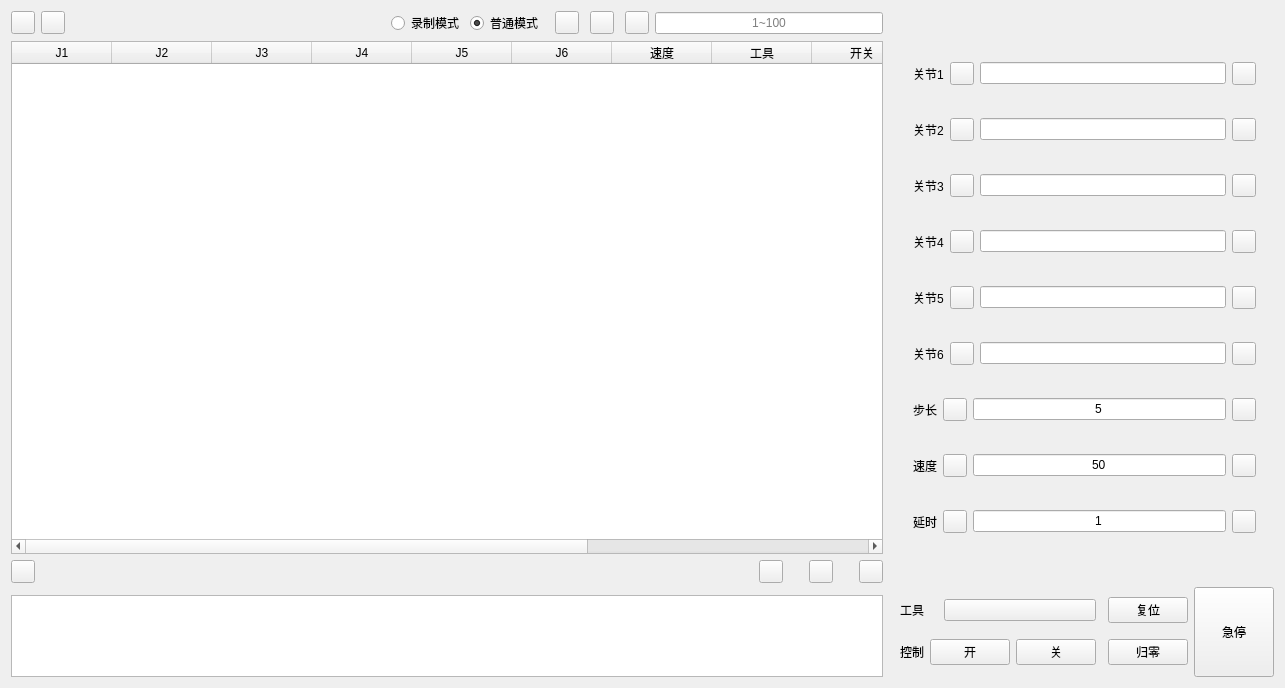
Before: the Qt Designer form ui/teach_page.ui in CoreJK/blinx_robot_arm_control, drawn with Qt 5.
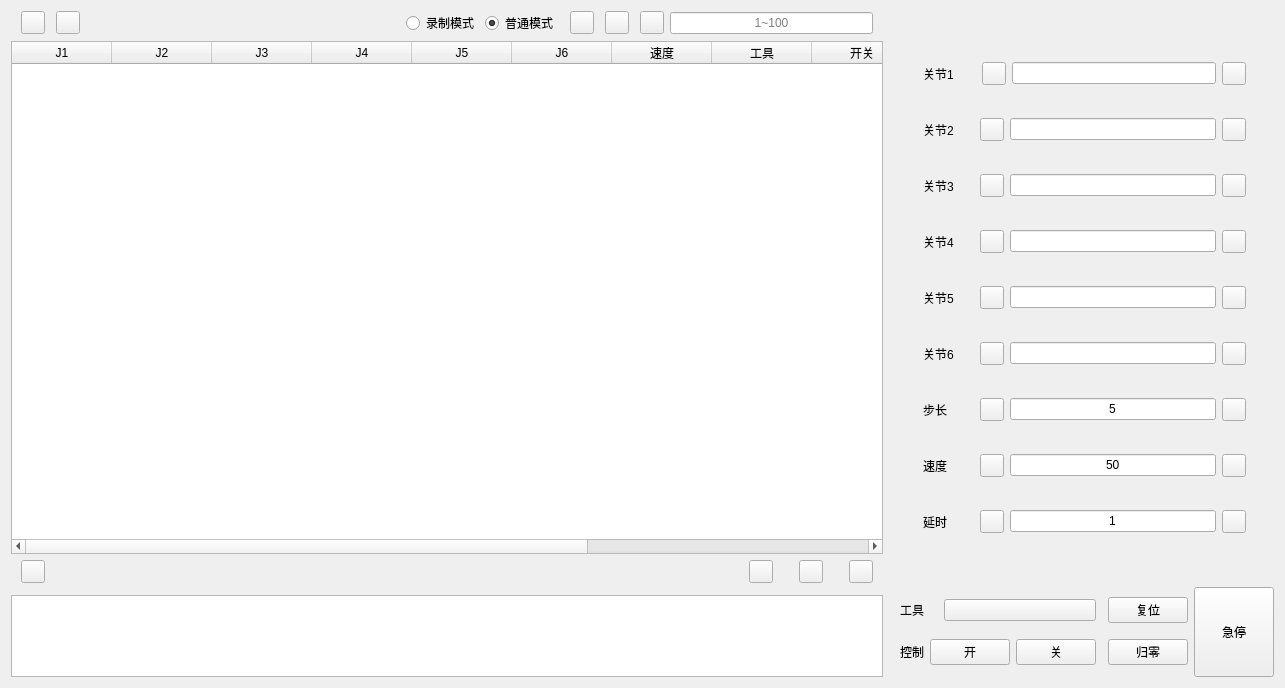
After: the same form once the commit is applied. The open tabs and pages were chosen to show the change. Icons and pictures are not drawn. Custom widgets are drawn as their Qt base class.

Commit message:
👕 feat: 更新 UI 上位机的配色，添加应用图标
1. 禁用<命令发送页面>的发送、接收组件;
2. 修改主程序文件名称为 main.py

```diff
--- a/ui/teach_page.ui
+++ b/ui/teach_page.ui
@@ -23,10 +23,62 @@
          <item>
           <layout class="QHBoxLayout" name="horizontalLayout">
            <item>
-            <widget class="ToolButton" name="ActionImportButton"/>
+            <spacer name="horizontalSpacer_30">
+             <property name="orientation">
+              <enum>Qt::Horizontal</enum>
+             </property>
+             <property name="sizeType">
+              <enum>QSizePolicy::Minimum</enum>
+             </property>
+             <property name="sizeHint" stdset="0">
+              <size>
+               <width>10</width>
+               <height>20</height>
+              </size>
+             </property>
+            </spacer>
            </item>
            <item>
-            <widget class="ToolButton" name="ActionOutputButton"/>
+            <widget class="ToolButton" name="ActionImportButton">
+             <property name="lightCustomQss" stdset="0">
+              <string>ToolButton {
+    background: rgb(125, 214, 249);
+}
+
+ToolButton:hover {
+    background: rgb(125, 214, 249);
+}</string>
+             </property>
+            </widget>
+           </item>
+           <item>
+            <spacer name="horizontalSpacer_31">
+             <property name="orientation">
+              <enum>Qt::Horizontal</enum>
+             </property>
+             <property name="sizeType">
+              <enum>QSizePolicy::Minimum</enum>
+             </property>
+             <property name="sizeHint" stdset="0">
+              <size>
+               <width>5</width>
+               <height>20</height>
+              </size>
+             </property>
+            </spacer>
+           </item>
+           <item>
+            <widget class="ToolButton" name="ActionOutputButton">
+             <property name="lightCustomQss" stdset="0">
+              <string>ToolButton {
+    background: rgb(125, 214, 249);
+}
+
+ToolButton:hover {
+    background: rgb(125, 214, 249);
+}</string>
+             </property>
+            </widget>
            </item>
            <item>
             <spacer name="horizontalSpacer">
@@ -118,6 +170,22 @@
              </property>
             </widget>
            </item>
+           <item>
+            <spacer name="horizontalSpacer_27">
+             <property name="orientation">
+              <enum>Qt::Horizontal</enum>
+             </property>
+             <property name="sizeType">
+              <enum>QSizePolicy::Minimum</enum>
+             </property>
+             <property name="sizeHint" stdset="0">
+              <size>
+               <width>10</width>
+               <height>20</height>
+              </size>
+             </property>
+            </spacer>
+           </item>
           </layout>
          </item>
          <item>
@@ -187,7 +255,33 @@
          <item>
           <layout class="QHBoxLayout" name="horizontalLayout_2">
            <item>
-            <widget class="ToolButton" name="ActionDeleteButton"/>
+            <spacer name="horizontalSpacer_29">
+             <property name="orientation">
+              <enum>Qt::Horizontal</enum>
+             </property>
+             <property name="sizeType">
+              <enum>QSizePolicy::Minimum</enum>
+             </property>
+             <property name="sizeHint" stdset="0">
+              <size>
+               <width>10</width>
+               <height>20</height>
+              </size>
+             </property>
+            </spacer>
+           </item>
+           <item>
+            <widget class="ToolButton" name="ActionDeleteButton">
+             <property name="lightCustomQss" stdset="0">
+              <string>ToolButton {
+    background: rgb(229, 142, 138);
+}
+
+ToolButton:hover {
+    background: rgb(229, 142, 138);
+}</string>
+             </property>
+            </widget>
            </item>
            <item>
             <spacer name="horizontalSpacer_5">
@@ -246,7 +340,33 @@
             </spacer>
            </item>
            <item>
-            <widget class="ToolButton" name="ActionUpdateColButton"/>
+            <widget class="ToolButton" name="ActionUpdateColButton">
+             <property name="lightCustomQss" stdset="0">
+              <string>ToolButton {
+    background: rgb(125, 214, 249);
+}
+
+ToolButton:hover {
+    background: rgb(125, 214, 249);
+}</string>
+             </property>
+            </widget>
+           </item>
+           <item>
+            <spacer name="horizontalSpacer_28">
+             <property name="orientation">
+              <enum>Qt::Horizontal</enum>
+             </property>
+             <property name="sizeType">
+              <enum>QSizePolicy::Minimum</enum>
+             </property>
+             <property name="sizeHint" stdset="0">
+              <size>
+               <width>10</width>
+               <height>20</height>
+              </size>
+             </property>
+            </spacer>
            </item>
           </layout>
          </item>
@@ -286,6 +406,22 @@
                <layout class="QVBoxLayout" name="verticalLayout_2">
                 <item>
                  <layout class="QHBoxLayout" name="JointOneLaylout">
+                  <item>
+                   <spacer name="horizontalSpacer_40">
+                    <property name="orientation">
+                     <enum>Qt::Horizontal</enum>
+                    </property>
+                    <property name="sizeType">
+                     <enum>QSizePolicy::Minimum</enum>
+                    </property>
+                    <property name="sizeHint" stdset="0">
+                     <size>
+                      <width>10</width>
+                      <height>20</height>
+                     </size>
+                    </property>
+                   </spacer>
+                  </item>
                   <item>
                    <widget class="StrongBodyLabel" name="JointOneLabel">
                     <property name="text">
@@ -294,7 +430,33 @@
                    </widget>
                   </item>
                   <item>
-                   <widget class="ToolButton" name="JointOneSubButton"/>
+                   <spacer name="horizontalSpacer_2">
+                    <property name="orientation">
+                     <enum>Qt::Horizontal</enum>
+                    </property>
+                    <property name="sizeType">
+                     <enum>QSizePolicy::Minimum</enum>
+                    </property>
+                    <property name="sizeHint" stdset="0">
+                     <size>
+                      <width>22</width>
+                      <height>20</height>
+                     </size>
+                    </property>
+                   </spacer>
+                  </item>
+                  <item>
+                   <widget class="ToolButton" name="JointOneSubButton">
+                    <property name="lightCustomQss" stdset="0">
+                     <string>ToolButton {
+    background: rgb(125, 214, 249);
+}
+
+ToolButton:hover {
+    background: rgb(125, 214, 249);
+}</string>
+                    </property>
+                   </widget>
                   </item>
                   <item>
                    <widget class="LineEdit" name="JointOneEdit">
@@ -307,12 +469,54 @@
                    </widget>
                   </item>
                   <item>
-                   <widget class="ToolButton" name="JointOneAddButton"/>
+                   <widget class="ToolButton" name="JointOneAddButton">
+                    <property name="lightCustomQss" stdset="0">
+                     <string>ToolButton {
+    background: rgb(125, 214, 249);
+}
+
+ToolButton:hover {
+    background: rgb(125, 214, 249);
+}</string>
+                    </property>
+                   </widget>
+                  </item>
+                  <item>
+                   <spacer name="horizontalSpacer_49">
+                    <property name="orientation">
+                     <enum>Qt::Horizontal</enum>
+                    </property>
+                    <property name="sizeType">
+                     <enum>QSizePolicy::Minimum</enum>
+                    </property>
+                    <property name="sizeHint" stdset="0">
+                     <size>
+                      <width>10</width>
+                      <height>20</height>
+                     </size>
+                    </property>
+                   </spacer>
                   </item>
                  </layout>
                 </item>
                 <item>
                  <layout class="QHBoxLayout" name="JointTwolout">
+                  <item>
+                   <spacer name="horizontalSpacer_41">
+                    <property name="orientation">
+                     <enum>Qt::Horizontal</enum>
+                    </property>
+                    <property name="sizeType">
+                     <enum>QSizePolicy::Minimum</enum>
+                    </property>
+                    <property name="sizeHint" stdset="0">
+                     <size>
+                      <width>10</width>
+                      <height>20</height>
+                     </size>
+                    </property>
+                   </spacer>
+                  </item>
                   <item>
                    <widget class="StrongBodyLabel" name="JointTwoLabel">
                     <property name="text">
@@ -321,7 +525,33 @@
                    </widget>
                   </item>
                   <item>
-                   <widget class="ToolButton" name="JointTwoSubButton"/>
+                   <spacer name="horizontalSpacer_9">
+                    <property name="orientation">
+                     <enum>Qt::Horizontal</enum>
+                    </property>
+                    <property name="sizeType">
+                     <enum>QSizePolicy::Minimum</enum>
+                    </property>
+                    <property name="sizeHint" stdset="0">
+                     <size>
+                      <width>20</width>
+                      <height>20</height>
+                     </size>
+                    </property>
+                   </spacer>
+                  </item>
+                  <item>
+                   <widget class="ToolButton" name="JointTwoSubButton">
+                    <property name="lightCustomQss" stdset="0">
+                     <string>ToolButton {
+    background: rgb(125, 214, 249);
+}
+
+ToolButton:hover {
+    background: rgb(125, 214, 249);
+}</string>
+                    </property>
+                   </widget>
                   </item>
                   <item>
                    <widget class="LineEdit" name="JointTwoEdit">
@@ -334,12 +564,54 @@
                    </widget>
                   </item>
                   <item>
-                   <widget class="ToolButton" name="JointTwoAddButton"/>
+                   <widget class="ToolButton" name="JointTwoAddButton">
+                    <property name="lightCustomQss" stdset="0">
+                     <string>ToolButton {
+    background: rgb(125, 214, 249);
+}
+
+ToolButton:hover {
+    background: rgb(125, 214, 249);
+}</string>
+                    </property>
+                   </widget>
+                  </item>
+                  <item>
+                   <spacer name="horizontalSpacer_50">
+                    <property name="orientation">
+                     <enum>Qt::Horizontal</enum>
+                    </property>
+                    <property name="sizeType">
+                     <enum>QSizePolicy::Fixed</enum>
+                    </property>
+                    <property name="sizeHint" stdset="0">
+                     <size>
+                      <width>10</width>
+                      <height>20</height>
+                     </size>
+                    </property>
+                   </spacer>
                   </item>
                  </layout>
                 </item>
                 <item>
                  <layout class="QHBoxLayout" name="JointThreeLaylout">
+                  <item>
+                   <spacer name="horizontalSpacer_42">
+                    <property name="orientation">
+                     <enum>Qt::Horizontal</enum>
+                    </property>
+                    <property name="sizeType">
+                     <enum>QSizePolicy::Minimum</enum>
+                    </property>
+                    <property name="sizeHint" stdset="0">
+                     <size>
+                      <width>10</width>
+                      <height>20</height>
+                     </size>
+                    </property>
+                   </spacer>
+                  </item>
                   <item>
                    <widget class="StrongBodyLabel" name="JointThreeLabel">
                     <property name="text">
@@ -348,7 +620,33 @@
                    </widget>
                   </item>
                   <item>
-                   <widget class="ToolButton" name="JointThreeSubButton"/>
+                   <spacer name="horizontalSpacer_10">
+                    <property name="orientation">
+                     <enum>Qt::Horizontal</enum>
+                    </property>
+                    <property name="sizeType">
+                     <enum>QSizePolicy::Minimum</enum>
+                    </property>
+                    <property name="sizeHint" stdset="0">
+                     <size>
+                      <width>20</width>
+                      <height>20</height>
+                     </size>
+                    </property>
+                   </spacer>
+                  </item>
+                  <item>
+                   <widget class="ToolButton" name="JointThreeSubButton">
+                    <property name="lightCustomQss" stdset="0">
+                     <string>ToolButton {
+    background: rgb(125, 214, 249);
+}
+
+ToolButton:hover {
+    background: rgb(125, 214, 249);
+}</string>
+                    </property>
+                   </widget>
                   </item>
                   <item>
                    <widget class="LineEdit" name="JointThreeEdit">
@@ -361,12 +659,54 @@
                    </widget>
                   </item>
                   <item>
-                   <widget class="ToolButton" name="JointThreeAddButton"/>
+                   <widget class="ToolButton" name="JointThreeAddButton">
+                    <property name="lightCustomQss" stdset="0">
+                     <string>ToolButton {
+    background: rgb(125, 214, 249);
+}
+
+ToolButton:hover {
+    background: rgb(125, 214, 249);
+}</string>
+                    </property>
+                   </widget>
+                  </item>
+                  <item>
+                   <spacer name="horizontalSpacer_51">
+                    <property name="orientation">
+                     <enum>Qt::Horizontal</enum>
+                    </property>
+                    <property name="sizeType">
+                     <enum>QSizePolicy::Minimum</enum>
+                    </property>
+                    <property name="sizeHint" stdset="0">
+                     <size>
+                      <width>10</width>
+                      <height>20</height>
+                     </size>
+                    </property>
+                   </spacer>
                   </item>
                  </layout>
                 </item>
                 <item>
                  <layout class="QHBoxLayout" name="JointFourLaylout">
+                  <item>
+                   <spacer name="horizontalSpacer_43">
+                    <property name="orientation">
+                     <enum>Qt::Horizontal</enum>
+                    </property>
+                    <property name="sizeType">
+                     <enum>QSizePolicy::Minimum</enum>
+                    </property>
+                    <property name="sizeHint" stdset="0">
+                     <size>
+                      <width>10</width>
+                      <height>20</height>
+                     </size>
+                    </property>
+                   </spacer>
+                  </item>
                   <item>
                    <widget class="StrongBodyLabel" name="JointFourLabel">
                     <property name="text">
@@ -375,7 +715,33 @@
                    </widget>
                   </item>
                   <item>
-                   <widget class="ToolButton" name="JointFourSubButton"/>
+                   <spacer name="horizontalSpacer_11">
+                    <property name="orientation">
+                     <enum>Qt::Horizontal</enum>
+                    </property>
+                    <property name="sizeType">
+                     <enum>QSizePolicy::Minimum</enum>
+                    </property>
+                    <property name="sizeHint" stdset="0">
+                     <size>
+                      <width>20</width>
+                      <height>20</height>
+                     </size>
+                    </property>
+                   </spacer>
+                  </item>
+                  <item>
+                   <widget class="ToolButton" name="JointFourSubButton">
+                    <property name="lightCustomQss" stdset="0">
+                     <string>ToolButton {
+    background: rgb(125, 214, 249);
+}
+
+ToolButton:hover {
+    background: rgb(125, 214, 249);
+}</string>
+                    </property>
+                   </widget>
                   </item>
                   <item>
                    <widget class="LineEdit" name="JointFourEdit">
@@ -388,12 +754,54 @@
                    </widget>
                   </item>
                   <item>
-                   <widget class="ToolButton" name="JointFourAddButton"/>
+                   <widget class="ToolButton" name="JointFourAddButton">
+                    <property name="lightCustomQss" stdset="0">
+                     <string>ToolButton {
+    background: rgb(125, 214, 249);
+}
+
+ToolButton:hover {
+    background: rgb(125, 214, 249);
+}</string>
+                    </property>
+                   </widget>
+                  </item>
+                  <item>
+                   <spacer name="horizontalSpacer_52">
+                    <property name="orientation">
+                     <enum>Qt::Horizontal</enum>
+                    </property>
+                    <property name="sizeType">
+                     <enum>QSizePolicy::Minimum</enum>
+                    </property>
+                    <property name="sizeHint" stdset="0">
+                     <size>
+                      <width>10</width>
+                      <height>20</height>
+                     </size>
+                    </property>
+                   </spacer>
                   </item>
                  </layout>
                 </item>
                 <item>
                  <layout class="QHBoxLayout" name="JointFiveLaylout">
+                  <item>
+                   <spacer name="horizontalSpacer_44">
+                    <property name="orientation">
+                     <enum>Qt::Horizontal</enum>
+                    </property>
+                    <property name="sizeType">
+                     <enum>QSizePolicy::Minimum</enum>
+                    </property>
+                    <property name="sizeHint" stdset="0">
+                     <size>
+                      <width>10</width>
+                      <height>20</height>
+                     </size>
+                    </property>
+                   </spacer>
+                  </item>
                   <item>
                    <widget class="StrongBodyLabel" name="JointFiveLabel">
                     <property name="text">
@@ -402,7 +810,33 @@
                    </widget>
                   </item>
                   <item>
-                   <widget class="ToolButton" name="JointFiveSubButton"/>
+                   <spacer name="horizontalSpacer_12">
+                    <property name="orientation">
+                     <enum>Qt::Horizontal</enum>
+                    </property>
+                    <property name="sizeType">
+                     <enum>QSizePolicy::Minimum</enum>
+                    </property>
+                    <property name="sizeHint" stdset="0">
+                     <size>
+                      <width>20</width>
+                      <height>20</height>
+                     </size>
+                    </property>
+                   </spacer>
+                  </item>
+                  <item>
+                   <widget class="ToolButton" name="JointFiveSubButton">
+                    <property name="lightCustomQss" stdset="0">
+                     <string>ToolButton {
+    background: rgb(125, 214, 249);
+}
+
+ToolButton:hover {
+    background: rgb(125, 214, 249);
+}</string>
+                    </property>
+                   </widget>
                   </item>
                   <item>
                    <widget class="LineEdit" name="JointFiveEdit">
@@ -415,12 +849,54 @@
                    </widget>
                   </item>
                   <item>
-                   <widget class="ToolButton" name="JointFiveAddButton"/>
+                   <widget class="ToolButton" name="JointFiveAddButton">
+                    <property name="lightCustomQss" stdset="0">
+                     <string>ToolButton {
+    background: rgb(125, 214, 249);
+}
+
+ToolButton:hover {
+    background: rgb(125, 214, 249);
+}</string>
+                    </property>
+                   </widget>
+                  </item>
+                  <item>
+                   <spacer name="horizontalSpacer_53">
+                    <property name="orientation">
+                     <enum>Qt::Horizontal</enum>
+                    </property>
+                    <property name="sizeType">
+                     <enum>QSizePolicy::Minimum</enum>
+                    </property>
+                    <property name="sizeHint" stdset="0">
+                     <size>
+                      <width>10</width>
+                      <height>20</height>
+                     </size>
+                    </property>
+                   </spacer>
                   </item>
                  </layout>
                 </item>
                 <item>
                  <layout class="QHBoxLayout" name="JointSixLaylout">
+                  <item>
+                   <spacer name="horizontalSpacer_45">
+                    <property name="orientation">
+                     <enum>Qt::Horizontal</enum>
+                    </property>
+                    <property name="sizeType">
+                     <enum>QSizePolicy::Minimum</enum>
+                    </property>
+                    <property name="sizeHint" stdset="0">
+                     <size>
+                      <width>10</width>
+                      <height>20</height>
+                     </size>
+                    </property>
+                   </spacer>
+                  </item>
                   <item>
                    <widget class="StrongBodyLabel" name="JointSixLabel">
                     <property name="text">
@@ -429,7 +905,33 @@
                    </widget>
                   </item>
                   <item>
-                   <widget class="ToolButton" name="JointSixSubButton"/>
+                   <spacer name="horizontalSpacer_13">
+                    <property name="orientation">
+                     <enum>Qt::Horizontal</enum>
+                    </property>
+                    <property name="sizeType">
+                     <enum>QSizePolicy::Minimum</enum>
+                    </property>
+                    <property name="sizeHint" stdset="0">
+                     <size>
+                      <width>20</width>
+                      <height>20</height>
+                     </size>
+                    </property>
+                   </spacer>
+                  </item>
+                  <item>
+                   <widget class="ToolButton" name="JointSixSubButton">
+                    <property name="lightCustomQss" stdset="0">
+                     <string>ToolButton {
+    background: rgb(125, 214, 249);
+}
+
+ToolButton:hover {
+    background: rgb(125, 214, 249);
+}</string>
+                    </property>
+                   </widget>
                   </item>
                   <item>
                    <widget class="LineEdit" name="JointSixEdit">
@@ -442,12 +944,54 @@
                    </widget>
                   </item>
                   <item>
-                   <widget class="ToolButton" name="JointSixAddButton"/>
+                   <widget class="ToolButton" name="JointSixAddButton">
+                    <property name="lightCustomQss" stdset="0">
+                     <string>ToolButton {
+    background: rgb(125, 214, 249);
+}
+
+ToolButton:hover {
+    background: rgb(125, 214, 249);
+}</string>
+                    </property>
+                   </widget>
+                  </item>
+                  <item>
+                   <spacer name="horizontalSpacer_54">
+                    <property name="orientation">
+                     <enum>Qt::Horizontal</enum>
+                    </property>
+                    <property name="sizeType">
+                     <enum>QSizePolicy::Minimum</enum>
+                    </property>
+                    <property name="sizeHint" stdset="0">
+                     <size>
+                      <width>10</width>
+                      <height>20</height>
+                     </size>
+                    </property>
+                   </spacer>
                   </item>
                  </layout>
                 </item>
                 <item>
                  <layout class="QHBoxLayout" name="JointAngleStepLaylout">
+                  <item>
+                   <spacer name="horizontalSpacer_46">
+                    <property name="orientation">
+                     <enum>Qt::Horizontal</enum>
+                    </property>
+                    <property name="sizeType">
+                     <enum>QSizePolicy::Minimum</enum>
+                    </property>
+                    <property name="sizeHint" stdset="0">
+                     <size>
+                      <width>10</width>
+                      <height>20</height>
+                     </size>
+                    </property>
+                   </spacer>
+                  </item>
                   <item>
                    <widget class="StrongBodyLabel" name="JointStepLabel">
                     <property name="text">
@@ -456,7 +1000,33 @@
                    </widget>
                   </item>
                   <item>
-                   <widget class="ToolButton" name="JointStepSubButton"/>
+                   <spacer name="horizontalSpacer_14">
+                    <property name="orientation">
+                     <enum>Qt::Horizontal</enum>
+                    </property>
+                    <property name="sizeType">
+                     <enum>QSizePolicy::Minimum</enum>
+                    </property>
+                    <property name="sizeHint" stdset="0">
+                     <size>
+                      <width>27</width>
+                      <height>20</height>
+                     </size>
+                    </property>
+                   </spacer>
+                  </item>
+                  <item>
+                   <widget class="ToolButton" name="JointStepSubButton">
+                    <property name="lightCustomQss" stdset="0">
+                     <string>ToolButton {
+    background: rgb(125, 214, 249);
+}
+
+ToolButton:hover {
+    background: rgb(125, 214, 249);
+}</string>
+                    </property>
+                   </widget>
                   </item>
                   <item>
                    <widget class="LineEdit" name="JointStepEdit">
@@ -469,12 +1039,54 @@
                    </widget>
                   </item>
                   <item>
-                   <widget class="ToolButton" name="JointStepAddButton"/>
+                   <widget class="ToolButton" name="JointStepAddButton">
+                    <property name="lightCustomQss" stdset="0">
+                     <string>ToolButton {
+    background: rgb(125, 214, 249);
+}
+
+ToolButton:hover {
+    background: rgb(125, 214, 249);
+}</string>
+                    </property>
+                   </widget>
+                  </item>
+                  <item>
+                   <spacer name="horizontalSpacer_55">
+                    <property name="orientation">
+                     <enum>Qt::Horizontal</enum>
+                    </property>
+                    <property name="sizeType">
+                     <enum>QSizePolicy::Minimum</enum>
+                    </property>
+                    <property name="sizeHint" stdset="0">
+                     <size>
+                      <width>10</width>
+                      <height>20</height>
+                     </size>
+                    </property>
+                   </spacer>
                   </item>
                  </layout>
                 </item>
                 <item>
                  <layout class="QHBoxLayout" name="JointSpeedLaylout">
+                  <item>
+                   <spacer name="horizontalSpacer_47">
+                    <property name="orientation">
+                     <enum>Qt::Horizontal</enum>
+                    </property>
+                    <property name="sizeType">
+                     <enum>QSizePolicy::Minimum</enum>
+                    </property>
+                    <property name="sizeHint" stdset="0">
+                     <size>
+                      <width>10</width>
+                      <height>20</height>
+                     </size>
+                    </property>
+                   </spacer>
+                  </item>
                   <item>
                    <widget class="StrongBodyLabel" name="JointSpeedLabel">
                     <property name="text">
@@ -483,7 +1095,33 @@
                    </widget>
                   </item>
                   <item>
-                   <widget class="ToolButton" name="JointSpeedDecButton"/>
+                   <spacer name="horizontalSpacer_15">
+                    <property name="orientation">
+                     <enum>Qt::Horizontal</enum>
+                    </property>
+                    <property name="sizeType">
+                     <enum>QSizePolicy::Minimum</enum>
+                    </property>
+                    <property name="sizeHint" stdset="0">
+                     <size>
+                      <width>27</width>
+                      <height>20</height>
+                     </size>
+                    </property>
+                   </spacer>
+                  </item>
+                  <item>
+                   <widget class="ToolButton" name="JointSpeedDecButton">
+                    <property name="lightCustomQss" stdset="0">
+                     <string>ToolButton {
+    background: rgb(125, 214, 249);
+}
+
+ToolButton:hover {
+    background: rgb(125, 214, 249);
+}</string>
+                    </property>
+                   </widget>
                   </item>
                   <item>
                    <widget class="LineEdit" name="JointSpeedEdit">
@@ -496,12 +1134,54 @@
                    </widget>
                   </item>
                   <item>
-                   <widget class="ToolButton" name="JointSpeedUpButton"/>
+                   <widget class="ToolButton" name="JointSpeedUpButton">
+                    <property name="lightCustomQss" stdset="0">
+                     <string>ToolButton {
+    background: rgb(125, 214, 249);
+}
+
+ToolButton:hover {
+    background: rgb(125, 214, 249);
+}</string>
+                    </property>
+                   </widget>
+                  </item>
+                  <item>
+                   <spacer name="horizontalSpacer_56">
+                    <property name="orientation">
+                     <enum>Qt::Horizontal</enum>
+                    </property>
+                    <property name="sizeType">
+                     <enum>QSizePolicy::Minimum</enum>
+                    </property>
+                    <property name="sizeHint" stdset="0">
+                     <size>
+                      <width>10</width>
+                      <height>20</height>
+                     </size>
+                    </property>
+                   </spacer>
                   </item>
                  </layout>
                 </item>
                 <item>
                  <layout class="QHBoxLayout" name="JointDelayTimeLaylout">
+                  <item>
+                   <spacer name="horizontalSpacer_48">
+                    <property name="orientation">
+                     <enum>Qt::Horizontal</enum>
+                    </property>
+                    <property name="sizeType">
+                     <enum>QSizePolicy::Minimum</enum>
+                    </property>
+                    <property name="sizeHint" stdset="0">
+                     <size>
+                      <width>10</width>
+                      <height>20</height>
+                     </size>
+                    </property>
+                   </spacer>
+                  </item>
                   <item>
                    <widget class="StrongBodyLabel" name="JointDelayTimeLabel">
                     <property name="text">
@@ -510,7 +1190,33 @@
                    </widget>
                   </item>
                   <item>
-                   <widget class="ToolButton" name="JointDelayTimeSubButton"/>
+                   <spacer name="horizontalSpacer_18">
+                    <property name="orientation">
+                     <enum>Qt::Horizontal</enum>
+                    </property>
+                    <property name="sizeType">
+                     <enum>QSizePolicy::Minimum</enum>
+                    </property>
+                    <property name="sizeHint" stdset="0">
+                     <size>
+                      <width>27</width>
+                      <height>20</height>
+                     </size>
+                    </property>
+                   </spacer>
+                  </item>
+                  <item>
+                   <widget class="ToolButton" name="JointDelayTimeSubButton">
+                    <property name="lightCustomQss" stdset="0">
+                     <string>ToolButton {
+    background: rgb(125, 214, 249);
+}
+
+ToolButton:hover {
+    background: rgb(125, 214, 249);
+}</string>
+                    </property>
+                   </widget>
                   </item>
                   <item>
                    <widget class="LineEdit" name="JointDelayTimeEdit">
@@ -523,7 +1229,33 @@
                    </widget>
                   </item>
                   <item>
-                   <widget class="ToolButton" name="JointDelayTimeAddButton"/>
+                   <widget class="ToolButton" name="JointDelayTimeAddButton">
+                    <property name="lightCustomQss" stdset="0">
+                     <string>ToolButton {
+    background: rgb(125, 214, 249);
+}
+
+ToolButton:hover {
+    background: rgb(125, 214, 249);
+}</string>
+                    </property>
+                   </widget>
+                  </item>
+                  <item>
+                   <spacer name="horizontalSpacer_57">
+                    <property name="orientation">
+                     <enum>Qt::Horizontal</enum>
+                    </property>
+                    <property name="sizeType">
+                     <enum>QSizePolicy::Minimum</enum>
+                    </property>
+                    <property name="sizeHint" stdset="0">
+                     <size>
+                      <width>10</width>
+                      <height>20</height>
+                     </size>
+                    </property>
+                   </spacer>
                   </item>
                  </layout>
                 </item>
```
Left out of the diff: 690 changed lines with no effect on the pictures. The commit also changes 6 other files.
